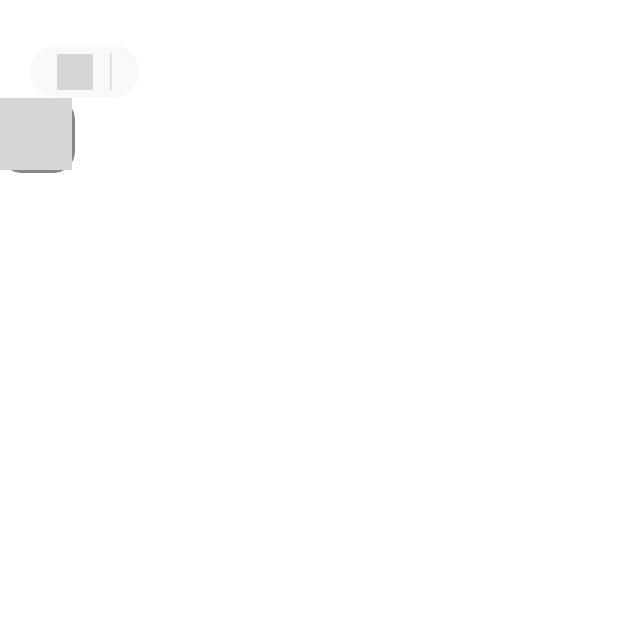
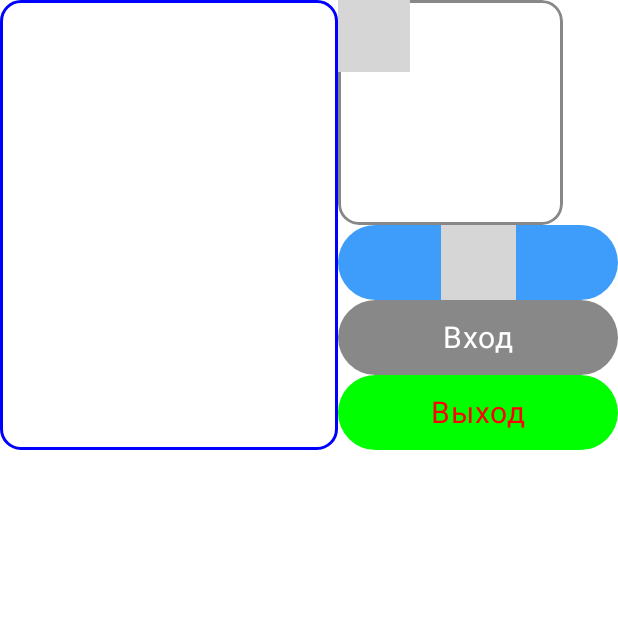
Before and after one commit to seryakovda/SCRA, an Android app built with Jetpack Compose: the composable mainEditScreen shown on its own in the app's theme, on a phone screen of 412 x 824 dp, the top half of it. Run offline under Robolectric (Android 15) with nearby library versions, the phone set to English and light mode, and no system bars; our stand-ins replace Dagger/Hilt's generated code, Room's generated code, livedata-compose; 11 statements that could not run were skipped; grey boxes are pictures that could not be loaded.

```diff
--- a/app/src/main/java/com/example/SCRA/data/RemoteSource.kt
+++ b/app/src/main/java/com/example/SCRA/data/RemoteSource.kt
@@ -129,22 +129,24 @@ class RemoteSource @Inject constructor(private val client: HttpClient) {
 
     }
 
-    suspend fun getDataByQrCode(qrCode:String, sessionHandle: String):List<ItemPass>{
+    suspend fun getDataByQrCode(qrCode:String,typeCode:String, sessionHandle: String):List<ItemPass>{
         val requestTxt =
             "r0=SYS" +
                     "&r1=getDataByQrCode" +
                     "&qrCode=$qrCode" +
+                    "&typeCode=$typeCode" +
                     "&sessionHandle=$sessionHandle"
         val response = myRequest(requestTxt)
         Log.v("MyMSG",response.body<String>().toString())
         return  response.body<List<ItemPass>>()
     }
 
-    suspend fun sendBinaryData(binaryData:String, sessionHandle: String){
+    suspend fun sendBinaryData(binaryData:String,typeCode:String, sessionHandle: String){
         val requestTxt =
             "r0=SYS" +
                     "&r1=sendBinaryData" +
                     "&binaryData=$binaryData" +
+                    "&typeCode=$typeCode" +
                     "&sessionHandle=$sessionHandle"
         val response = myRequest(requestTxt)
     }
--- a/app/src/main/java/com/example/SCRA/screens/edit/mainEditContent.kt
+++ b/app/src/main/java/com/example/SCRA/screens/edit/mainEditContent.kt
@@ -19,6 +19,7 @@ import androidx.compose.foundation.layout.padding
 import androidx.compose.foundation.layout.safeDrawing
 import androidx.compose.foundation.layout.size
 import androidx.compose.foundation.layout.statusBarsPadding
+import androidx.compose.foundation.layout.width
 import androidx.compose.foundation.layout.windowInsetsPadding
 import androidx.compose.foundation.shape.RoundedCornerShape
 import androidx.compose.foundation.verticalScroll
@@ -51,6 +52,7 @@ import androidx.compose.ui.unit.sp
 
 import com.example.SCRA.R
 import com.example.SCRA.data.ItemPass
+import com.example.SCRA.data.ScraList
 import kotlinx.coroutines.launch
 import qrscanner.QrScanner
 
@@ -70,13 +72,26 @@ fun mainEditContent(
 
     val coroutineScope = rememberCoroutineScope()
 
+    var statusPass = "OK";
+    var colorPass = "#FFFFFF";
+    var urlPhoto = ""
+
+    // смотрим в первый элемент и получаем из него базовые настройки для отображения
+    if (dataByQrCode != null && dataByQrCode.isNotEmpty()) {
+        val firstItem = dataByQrCode[0]
+         statusPass = firstItem.name;
+         colorPass = firstItem.color;
+         urlPhoto = firstItem.value;
+    }
+    colorPass = colorPass.replace("#", "FF")
+
     Box(modifier = Modifier
         .fillMaxSize()
         .statusBarsPadding()) {
         Column(
             modifier = Modifier
-                .background(color = Color.White)
-                .windowInsetsPadding(WindowInsets.safeDrawing)
+                .background(color = Color(colorPass.toLong(radix = 16)))
+                //.windowInsetsPadding(WindowInsets.safeDrawing)
                 .fillMaxSize(),
             //verticalArrangement = Arrangement.Center,
             //horizontalAlignment = Alignment.CenterHorizontally
@@ -89,52 +104,19 @@ fun mainEditContent(
 //                    verticalArrangement = Arrangement.Center,
 //                    horizontalAlignment = Alignment.CenterHorizontally
 //                ) {
+            Row{
                 Box(
                     modifier = Modifier
-                    .padding(start = 20.dp, end = 20.dp, top = 30.dp)
-                    .background(
-                        color = Color(0xFFF9F9F9),
-                        shape = RoundedCornerShape(25.dp)
-                    )
-                    .height(35.dp),
-                contentAlignment = Alignment.Center
+                        .height(300.dp)
+                        .width(225.dp)
+                        .border(2.dp, Color.Blue, RoundedCornerShape(size = 14.dp)),
                 ) {
-                Row(
+                    // Фотография
+                }
+                Column {
+                    Box( // окно для QrScanner
                         modifier = Modifier
-                        .padding(vertical = 5.dp, horizontal = 18.dp),
-                    verticalAlignment = Alignment.CenterVertically,
-                    horizontalArrangement = Arrangement.spacedBy(11.dp)
-                ) {
-                    //Icon(imageVector = if (flashlightOn) Icons.Filled.flashOn else Icons.Filled.FlashOff,
-                    Icon( painter =  if (flashlightOn) painterResource(R.drawable.flash0) else painterResource(R.drawable.flash1),
-                        "flash",
-                        modifier = Modifier
-                            .size(24.dp)
-                            .clickable {
-                                flashlightOn = !flashlightOn
-                            })
-
-                    VerticalDivider(
-                        modifier = Modifier,
-                        thickness = 1.dp,
-                        color = Color(0xFFD8D8D8)
-                    )
-
-//                            Image(
-//                                painter = painterResource(R.drawable.ic_gallery_icon),
-//                                contentDescription = "gallery",
-//                                contentScale = ContentScale.Fit,
-//                                modifier = Modifier
-//                                    .size(24.dp)
-//                                    .clickable {
-//                                        launchGallery = true
-//                                    }
-//                            )
-                }
-            }
-            Box(
-                modifier = Modifier
-                    .size(50.dp)
+                            .size(150.dp)
                             .clip(shape = RoundedCornerShape(size = 14.dp))
                             .clipToBounds()
                             .border(2.dp, Color.Gray, RoundedCornerShape(size = 14.dp)),
@@ -168,6 +150,80 @@ fun mainEditContent(
                         )
                     }
 
+                    Box( // тумблер фонарика
+                        modifier = Modifier
+                            //.padding(start = 20.dp, end = 20.dp, top = 30.dp)
+                            .background(
+                                color = Color(0xFF3e9dfb),// #
+                                shape = RoundedCornerShape(25.dp)
+                            )
+                            .height(50.dp)
+                            .width(200.dp)
+                        ,
+                        contentAlignment = Alignment.Center
+                    ) {
+                        Icon( painter =  if (flashlightOn) painterResource(R.drawable.flash0) else painterResource(R.drawable.flash1),
+                            "flash",
+                            modifier = Modifier
+                                .size(50.dp)
+                                .clickable {
+                                    flashlightOn = !flashlightOn
+                                })
+                    }
+
+                    var colorExit1 =   if (flashlightOn) Color.Green else Color.Gray
+                    var colorExit2 =   if (flashlightOn)  Color.Gray else Color.Green
+                    var color2Exit1 =   if (flashlightOn) Color.Red else Color.White
+                    var color2Exit2 =   if (flashlightOn)  Color.White else Color.Red
+
+                    Box( // тумблер Прохода
+                        modifier = Modifier
+                            //.padding(start = 20.dp, end = 20.dp, top = 30.dp)
+                            .background(
+                                color = colorExit1,
+                                shape = RoundedCornerShape(25.dp)
+                            )
+                            .height(50.dp)
+                            .width(200.dp)
+                            .clickable {
+                                flashlightOn = true
+                            }
+                        ,
+                        contentAlignment = Alignment.Center
+                    ) {
+                        Text(modifier = Modifier
+                            , text = "Вход"
+                            ,color = color2Exit1
+                            ,fontSize = 20.sp
+                        )
+                    }
+                    Box( // тумблер Прохода
+                        modifier = Modifier
+                            //.padding(start = 20.dp, end = 20.dp, top = 30.dp)
+                            .background(
+                                color = colorExit2,
+                                shape = RoundedCornerShape(25.dp)
+                            )
+                            .height(50.dp)
+                            .width(200.dp)
+                            .clickable {
+                                flashlightOn = false
+                            }
+                        ,
+                        contentAlignment = Alignment.Center
+                    ) {
+                        Text(modifier = Modifier
+                            , text = "Выход"
+                            ,color = color2Exit2
+                            ,fontSize = 20.sp
+                        )
+                    }
+                }
+            }
+
+
+
+            printPass(dataByQrCode)
 
                 //}
 //            } else {
@@ -199,20 +255,20 @@ fun mainEditContent(
         }
 
 
-        if (startBarCodeScan) {
-            Icon(
-                imageVector = Icons.Filled.Close,
-                "Close",
-                modifier = Modifier
-                    .padding(top = 12.dp, end = 12.dp)
-                    .size(24.dp)
-                    .clickable {
-                        startBarCodeScan = false
-                    }
-                    .align(Alignment.TopEnd),
-                tint = Color.White
-            )
-        }
+//        if (startBarCodeScan) {
+//            Icon(
+//                imageVector = Icons.Filled.Close,
+//                "Close",
+//                modifier = Modifier
+//                    .padding(top = 12.dp, end = 12.dp)
+//                    .size(24.dp)
+//                    .clickable {
+//                        startBarCodeScan = false
+//                    }
+//                    .align(Alignment.TopEnd),
+//                tint = Color.White
+//            )
+//        }
     }
 
 }
--- a/app/src/main/java/com/example/SCRA/screens/edit/mainEditScreen.kt
+++ b/app/src/main/java/com/example/SCRA/screens/edit/mainEditScreen.kt
@@ -2,6 +2,7 @@ package com.example.SCRA.screens.edit
 
 import AuthContent
 import androidx.compose.runtime.Composable
+import androidx.compose.runtime.LaunchedEffect
 import androidx.compose.runtime.getValue
 import androidx.compose.runtime.livedata.observeAsState
 import androidx.hilt.navigation.compose.hiltViewModel
@@ -14,6 +15,11 @@ fun mainEditScreen(
     viewModel: EditViewModel = hiltViewModel()
 ) {
     val dataByQrCode by viewModel.dataByQrCode.observeAsState()
+
+    LaunchedEffect(null) {
+        viewModel.getDataByQrCode2()
+    }
+
     mainEditContent(
         dataByQrCode = dataByQrCode,
         getDataByQrCode = viewModel::getDataByQrCode
```
Also changed, not shown: app/src/main/java/com/example/SCRA/UsbForegroundService.kt (+11 -4 lines), app/src/main/java/com/example/SCRA/data/Repository.kt (+21 -4 lines), app/src/main/java/com/example/SCRA/data/ScraDataStore.kt (added, +92 -0 lines), app/src/main/java/com/example/SCRA/data/ScraList.kt (added, +9 -0 lines), app/src/main/java/com/example/SCRA/screens/edit/EditViewModel.kt (+67 -2 lines), 2 other files. Lines whose indentation alone changed are shown as unchanged.
